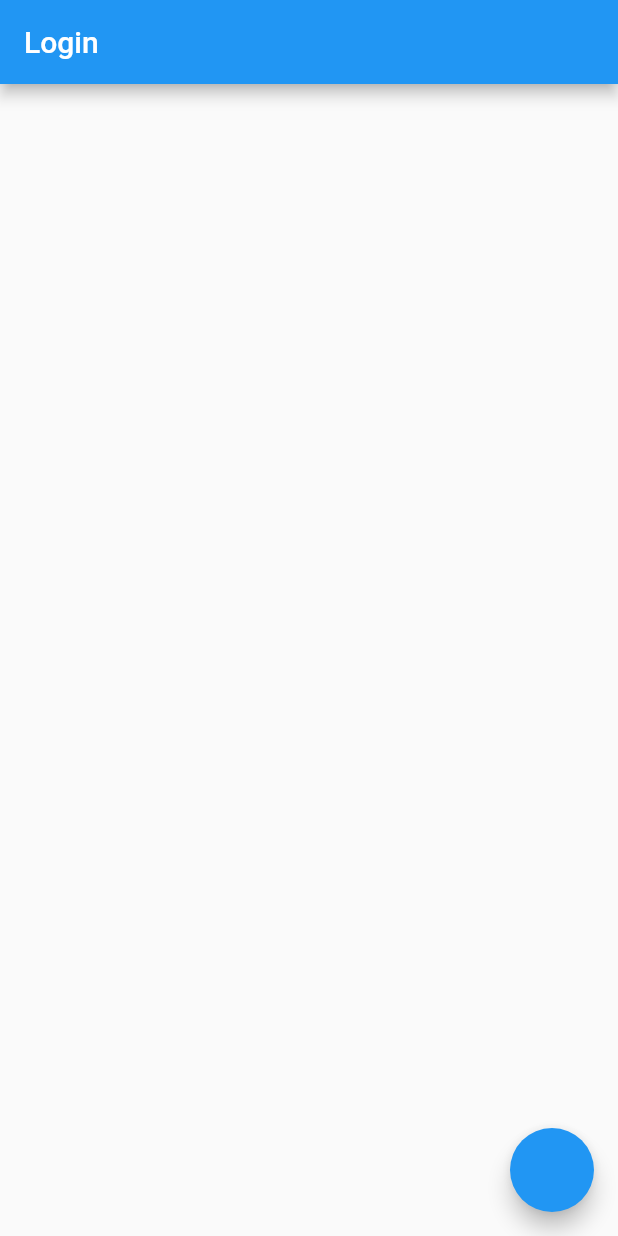
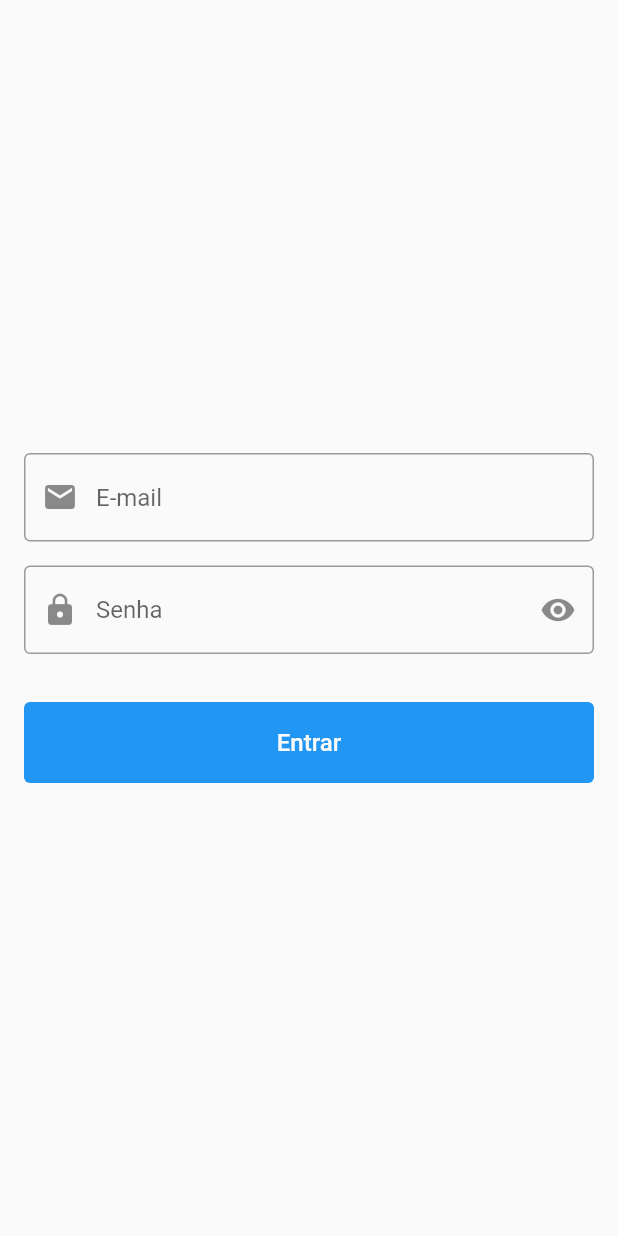
Before and after one commit to WashingtonlGarcia/flutter-ignite-login-flow, a Flutter app: the screen it shows after launch, on a phone screen of 412 x 824 dp. Run offline on Flutter 3.47's test engine with Material 2 defaults, Android fonts, the light colour scheme and no system bars; our stand-ins replace dartz, firebase_auth, firebase_core, fluro, flutter_bloc; accounts and stored records are empty.

Commit message:
feat: finished project.

```diff
--- a/lib/app/app_widget.dart
+++ b/lib/app/app_widget.dart
@@ -1,3 +1,4 @@
+import 'package:firebase_core/firebase_core.dart';
 import 'package:flutter/material.dart';
 import 'routes/routes.dart';
 
@@ -14,8 +15,21 @@
 class AppWidget extends StatelessWidget {
   const AppWidget({Key? key}) : super(key: key);
 
+  Future<void> initFirebase() async {
+    await Firebase.initializeApp();
+  }
+
   @override
   Widget build(BuildContext context) {
-    return CustomMaterialApp();
+    return FutureBuilder(
+      future: initFirebase(),
+      builder: (context, snapshot) {
+        if (snapshot.connectionState == ConnectionState.done) {
+          return CustomMaterialApp();
+        } else {
+          return Container();
+        }
+      },
+    );
   }
 }
--- /dev/null
+++ b/lib/app/blocs/authentication/authentication_event.dart
@@ -0,0 +1,19 @@
+part of 'authentication_bloc.dart';
+
+abstract class AuthenticationEvent {}
+
+class AuthenticationSignInEvent extends AuthenticationEvent {
+  final String email;
+  final String password;
+
+  AuthenticationSignInEvent({required this.email, required this.password});
+}
+
+class AuthenticationSignUpEvent extends AuthenticationEvent {
+  final String email;
+  final String password;
+
+  AuthenticationSignUpEvent({required this.email, required this.password});
+}
+
+class AuthenticationSignOutEvent extends AuthenticationEvent {}
--- /dev/null
+++ b/lib/app/blocs/authentication/authentication_state.dart
@@ -0,0 +1,21 @@
+part of 'authentication_bloc.dart';
+
+abstract class AuthenticationState {}
+
+class AuthenticationInitialState extends AuthenticationState {}
+
+class AuthenticationLoadingState extends AuthenticationState {}
+
+class AuthenticationSuccessState extends AuthenticationState {
+  UserModel? user;
+
+  AuthenticationSuccessState({this.user});
+}
+
+class AuthenticationSuccessSignOutState extends AuthenticationState {}
+
+class AuthenticationFailureState extends AuthenticationState {
+  String message;
+
+  AuthenticationFailureState({required this.message});
+}
--- /dev/null
+++ b/lib/app/data/models/user_model.dart
@@ -0,0 +1,14 @@
+import 'package:firebase_auth/firebase_auth.dart';
+
+class UserModel {
+  final String? id;
+  final String? email;
+  final String? displayName;
+  final String? photoURL;
+
+  UserModel({this.id, this.email, this.photoURL, this.displayName});
+
+  factory UserModel.fromFirebase({required User? user}) {
+    return UserModel(email: user?.email, id: user?.uid, photoURL: user?.photoURL, displayName: user?.displayName);
+  }
+}
--- a/lib/app/modules/login/login_view.dart
+++ /dev/null
@@ -1,19 +0,0 @@
-import 'package:flutter/material.dart';
-import 'package:flutter_ignite_login_flow/app/routes/app_navigator.dart';
-import 'package:flutter_ignite_login_flow/app/routes/app_route_name.dart';
-
-class LoginView extends StatelessWidget {
-  const LoginView({Key? key}) : super(key: key);
-
-  @override
-  Widget build(BuildContext context) {
-    return Scaffold(
-      floatingActionButton: FloatingActionButton(
-        onPressed: () => AppNavigator.push(route: AppRouteName.home),
-      ),
-      appBar: AppBar(
-        title: const Text('Login'),
-      ),
-    );
-  }
-}
--- /dev/null
+++ b/lib/app/routes/app_handler.dart
@@ -0,0 +1,21 @@
+import 'package:firebase_auth/firebase_auth.dart';
+import 'package:fluro/fluro.dart';
+import 'package:flutter_bloc/flutter_bloc.dart';
+import '../blocs/authentication/authentication_bloc.dart';
+import '../data/repositories/authentication_repository.dart';
+
+import '../views/home/home_view.dart';
+import '../views/login/login_view.dart';
+
+class AppHandler {
+  AppHandler();
+
+  static AuthenticationBloc authenticationBloc = AuthenticationBloc(repository: AuthenticationRepository(firebaseAuth: FirebaseAuth.instance));
+
+  static Handler loginHandler = Handler(
+    handlerFunc: (context, parameters) => BlocProvider<AuthenticationBloc>.value(value: authenticationBloc, child: LoginView()),
+  );
+  static Handler homeHandler = Handler(
+    handlerFunc: (context, parameters) => BlocProvider<AuthenticationBloc>.value(value: authenticationBloc, child: const HomeView()),
+  );
+}
--- a/lib/app/routes/app_routes.dart
+++ b/lib/app/routes/app_routes.dart
@@ -1,23 +1,16 @@
 import 'package:fluro/fluro.dart';
-import 'package:flutter_ignite_login_flow/app/routes/app_route_name.dart';
-import 'package:flutter_ignite_login_flow/app/routes/routes.dart';
-import '../modules/login/login_view.dart';
+
+import 'app_handler.dart';
+import 'app_route_name.dart';
 
 class AppRoutes {
   AppRoutes._();
 
   static FluroRouter router = FluroRouter();
 
-  static Handler loginHandler = Handler(
-    handlerFunc: (context, parameters) => const LoginView(),
-  );
-  static Handler homeHandler = Handler(
-    handlerFunc: (context, parameters) => const LoginView(),
-  );
-
   static void defineRoutes() {
-    router.notFoundHandler = loginHandler;
-    router.define(AppRouteName.login, handler: loginHandler, transitionType: TransitionType.fadeIn);
-    router.define(AppRouteName.home, handler: homeHandler, transitionType: TransitionType.fadeIn);
+    router.notFoundHandler = AppHandler.loginHandler;
+    router.define(AppRouteName.login, handler: AppHandler.loginHandler, transitionType: TransitionType.fadeIn);
+    router.define(AppRouteName.home, handler: AppHandler.homeHandler, transitionType: TransitionType.fadeIn);
   }
 }
--- a/lib/app/routes/routes.dart
+++ b/lib/app/routes/routes.dart
@@ -1,3 +1,4 @@
+export 'app_handler.dart';
 export 'app_navigator.dart';
 export 'app_route_name.dart';
 export 'app_routes.dart';
--- /dev/null
+++ b/lib/app/utils/form_validator.dart
@@ -0,0 +1,45 @@
+import 'package:flutter/cupertino.dart' show FormFieldValidator;
+
+class FormValidator {
+  FormValidator._();
+
+  static FormFieldValidator<String> required({String message = 'Campo obrigatório!'}) {
+    return (String? value) {
+      if (!(value != null && value.isNotEmpty)) return message;
+      return null;
+    };
+  }
+
+  static FormFieldValidator<String> max({required int max, String message = 'Máximo de caracteres alcançado!'}) {
+    return (String? value) {
+      if (value != null && value.isNotEmpty && value.length > max) return message;
+      return null;
+    };
+  }
+
+  static FormFieldValidator<String> min({required int min, String message = 'Mínimo de caracteres alcançado!'}) {
+    return (String? value) {
+      if (value != null && value.isNotEmpty && value.length < min) return message;
+      return null;
+    };
+  }
+
+  static FormFieldValidator<String> mail({String message = 'E-mail inválido!'}) {
+    return (String? value) {
+      if (value != null && value.isNotEmpty && !RegExp(r"^[a-zA-Z0-9.a-zA-Z0-9.!#$%&'*+-/=?^_`{|}~]+@[a-zA-Z0-9]+\.[a-zA-Z]+").hasMatch(value)) {
+        return message;
+      }
+      return null;
+    };
+  }
+
+  static FormFieldValidator<String> multiValidors({required List<FormFieldValidator<String>> validators}) {
+    return (String? value) {
+      for (final FormFieldValidator<String> validator in validators) {
+        final String? res = validator(value);
+        if (res != null) return res;
+      }
+      return null;
+    };
+  }
+}
--- /dev/null
+++ b/lib/app/views/login/login_view.dart
@@ -0,0 +1,92 @@
+import 'package:flutter/foundation.dart';
+import 'package:flutter/material.dart';
+import 'package:flutter_bloc/flutter_bloc.dart';
+
+import '../../blocs/authentication/authentication_bloc.dart';
+import '../../routes/routes.dart';
+import '../../utils/form_validator.dart';
+import '../../utils/snack_util.dart';
+import '../../widgets/widgets.dart';
+
+class LoginView extends StatelessWidget {
+  LoginView({Key? key}) : super(key: key);
+  final GlobalKey<FormState> _formKey = GlobalKey<FormState>();
+  final FocusNode _focusNodeMail = FocusNode();
+  final FocusNode _focusNodePassword = FocusNode();
+  final TextEditingController _textEditingControllerEmail = TextEditingController();
+  final TextEditingController _textEditingControllerPassword = TextEditingController();
+  final ValueNotifier<bool> _isObscurePassword = ValueNotifier<bool>(true);
+
+  void _onChagedObscurePassword() => _isObscurePassword.value = !_isObscurePassword.value;
+
+  void Function() submit(BuildContext context) {
+    return () {
+      if (_formKey.currentState!.validate()) {
+        if (FocusScope.of(context).hasFocus) FocusScope.of(context).unfocus();
+        context
+            .read<AuthenticationBloc>()
+            .add(AuthenticationSignInEvent(email: _textEditingControllerEmail.text, password: _textEditingControllerPassword.text));
+      }
+    };
+  }
+
+
+
+  @override
+  Widget build(BuildContext context) {
+    return Scaffold(
+        body: Center(
+      child: BlocConsumer<AuthenticationBloc, AuthenticationState>(
+          listener: (context, state) {
+            if (state is AuthenticationFailureState) {
+              showSnack(context: context, message: state.message, color: Colors.red);
+            } else if (state is AuthenticationSuccessState) {
+              showSnack(context: context, message: 'Login com Sucesso!', color: Colors.green);
+
+              AppNavigator.push(route: AppRouteName.home, args: state.user);
+            }
+          },
+          bloc: context.read<AuthenticationBloc>(),
+          builder: (context, state) => state is AuthenticationLoadingState ? const CircularProgressIndicator() : form(context)),
+    ));
+  }
+
+  Widget form(BuildContext context) {
+    return Container(
+      constraints: const BoxConstraints(maxWidth: 500),
+      child: Form(
+        key: _formKey,
+        child: ListView(
+          padding: const EdgeInsets.all(16),
+          shrinkWrap: true,
+          children: [
+            InputWidget.mail(
+                textEditingController: _textEditingControllerEmail,
+                onFieldSubmitted: () {
+                  if (FocusScope.of(context).hasFocus) FocusScope.of(context).unfocus();
+                  FocusScope.of(context).requestFocus(_focusNodePassword);
+                },
+                validator: FormValidator.multiValidors(validators: [FormValidator.required(), FormValidator.mail()]),
+                focusNode: _focusNodeMail,
+                textInputAction: TextInputAction.next),
+            const SizedBox(height: 16),
+            ValueListenableBuilder(
+              valueListenable: _isObscurePassword,
+              builder: (context, value, child) => InputWidget.password(
+                  textEditingController: _textEditingControllerPassword,
+                  isObscure: _isObscurePassword.value,
+                  changedObscure: _onChagedObscurePassword,
+                  onFieldSubmitted: submit(context),
+                  validator:
+                      FormValidator.multiValidors(validators: [FormValidator.required(), FormValidator.min(min: 6), FormValidator.max(max: 10)]),
+                  focusNode: _focusNodePassword,
+                  textInputAction: TextInputAction.done),
+            ),
+            const SizedBox(height: 32),
+            ButtonWidget(onTap: submit(context))
+          ],
+        ),
+      ),
+    );
+  }
+}
--- /dev/null
+++ b/lib/app/widgets/button_widget.dart
@@ -0,0 +1,25 @@
+import 'package:flutter/material.dart';
+
+class ButtonWidget extends StatelessWidget {
+  final VoidCallback onTap;
+
+  const ButtonWidget({Key? key,required this.onTap}) : super(key: key);
+
+  @override
+  Widget build(BuildContext context) {
+    return Material(
+      color: Theme.of(context).primaryColor,
+      borderRadius: BorderRadius.circular(4),
+      child: InkWell(
+        onTap: onTap,
+        borderRadius: BorderRadius.circular(4),
+        child: SizedBox(
+          height: 54,
+          child: Align(
+            child: Text('Entrar', style: TextStyle(fontSize: 16, fontWeight: FontWeight.w500, color: Theme.of(context).scaffoldBackgroundColor)),
+          ),
+        ),
+      ),
+    );
+  }
+}
--- /dev/null
+++ b/lib/app/widgets/input_widget.dart
@@ -0,0 +1,89 @@
+import 'package:flutter/material.dart';
+import 'package:flutter/services.dart';
+
+class InputWidget extends TextFormField {
+  InputWidget(
+      {required void Function() onFieldSubmitted,
+      required String? Function(String?) validator,
+      required TextInputType textInputType,
+      required TextEditingController textEditingController,
+      //   required void Function(String?) onChanged,
+      required String placeholder,
+      required IconData icon,
+      required FocusNode focusNode,
+      required TextInputAction textInputAction,
+      List<TextInputFormatter>? inputFormatters = const []})
+      : super(
+          controller: textEditingController,
+          focusNode: focusNode,
+          autovalidateMode: AutovalidateMode.onUserInteraction,
+          // onChanged: onChanged,
+          onFieldSubmitted: (_) => onFieldSubmitted(),
+          validator: validator,
+          inputFormatters: inputFormatters,
+          keyboardType: textInputType,
+          textInputAction: textInputAction,
+          decoration: InputDecoration(
+            hintText: placeholder,
+            prefixIcon: Icon(icon),
+            border: const OutlineInputBorder(),
+          ),
+        );
+
+  InputWidget.mail(
+      {required void Function() onFieldSubmitted,
+      required String? Function(String?) validator,
+      required TextEditingController textEditingController,
+      // required void Function(String?) onChanged,
+      required FocusNode focusNode,
+      required TextInputAction textInputAction,
+      List<TextInputFormatter>? inputFormatters = const []})
+      : super(
+          controller: textEditingController,
+          focusNode: focusNode,
+          autovalidateMode: AutovalidateMode.onUserInteraction,
+          //  onChanged: onChanged,
+          onFieldSubmitted: (_) => onFieldSubmitted(),
+          validator: validator,
+          inputFormatters: inputFormatters,
+          keyboardType: TextInputType.emailAddress,
+          textInputAction: textInputAction,
+          decoration: const InputDecoration(
+            hintText: 'E-mail',
+            prefixIcon: Icon(Icons.mail),
+            border: OutlineInputBorder(),
+          ),
+        );
+
+  InputWidget.password(
+      {required bool isObscure,
+      required void Function() changedObscure,
+      required void Function() onFieldSubmitted,
+      required String? Function(String?) validator,
+      required FocusNode focusNode,
+      required TextEditingController textEditingController,
+      // required void Function(String?) onChanged,
+      required TextInputAction textInputAction,
+      List<TextInputFormatter>? inputFormatters = const []})
+      : super(
+          controller: textEditingController,
+          focusNode: focusNode,
+          autovalidateMode: AutovalidateMode.onUserInteraction,
+          // onChanged: onChanged,
+          onFieldSubmitted: (_) => onFieldSubmitted(),
+          validator: validator,
+          inputFormatters: inputFormatters,
+          keyboardType: TextInputType.visiblePassword,
+          obscureText: isObscure,
+          textInputAction: textInputAction,
+          decoration: InputDecoration(
+            hintText: 'Senha',
+            prefixIcon: const Icon(Icons.https),
+            suffixIcon: IconButton(
+              icon: Icon(isObscure ? Icons.visibility : Icons.visibility_off),
+              onPressed: changedObscure,
+            ),
+            border: const OutlineInputBorder(),
+          ),
+        );
+}
--- /dev/null
+++ b/lib/app/widgets/widgets.dart
@@ -0,0 +1,2 @@
+export 'button_widget.dart';
+export 'input_widget.dart';
--- a/pubspec.yaml
+++ b/pubspec.yaml
@@ -9,6 +9,10 @@
     sdk: flutter
   cupertino_icons: ^1.0.2
   fluro: ^2.0.3
+  flutter_bloc: ^7.0.1
+  firebase_auth: ^3.0.1
+  firebase_core: ^1.4.0
+  dartz: ^0.10.0-nullsafety.2
 
 dev_dependencies:
   flutter_test:
```
Also changed, not shown: lib/app/blocs/authentication/authentication_bloc.dart (added, +54 -0 lines), lib/app/data/errors/authentication_exception.dart (added, +47 -0 lines), lib/app/data/repositories/authentication_repository.dart (added, +53 -0 lines), lib/app/modules/home/home_view.dart (deleted, +0 -12 lines), lib/app/utils/snack_util.dart (added, +10 -0 lines), lib/app/views/home/home_view.dart (added, +56 -0 lines), pubspec.lock, 1 other file.
